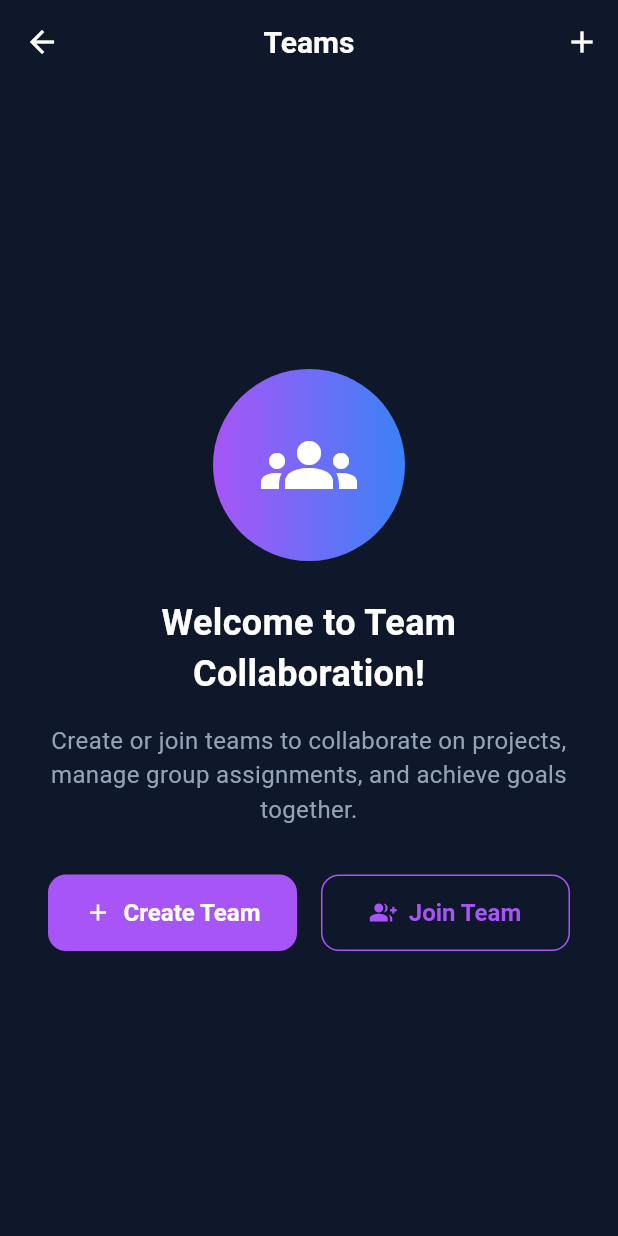
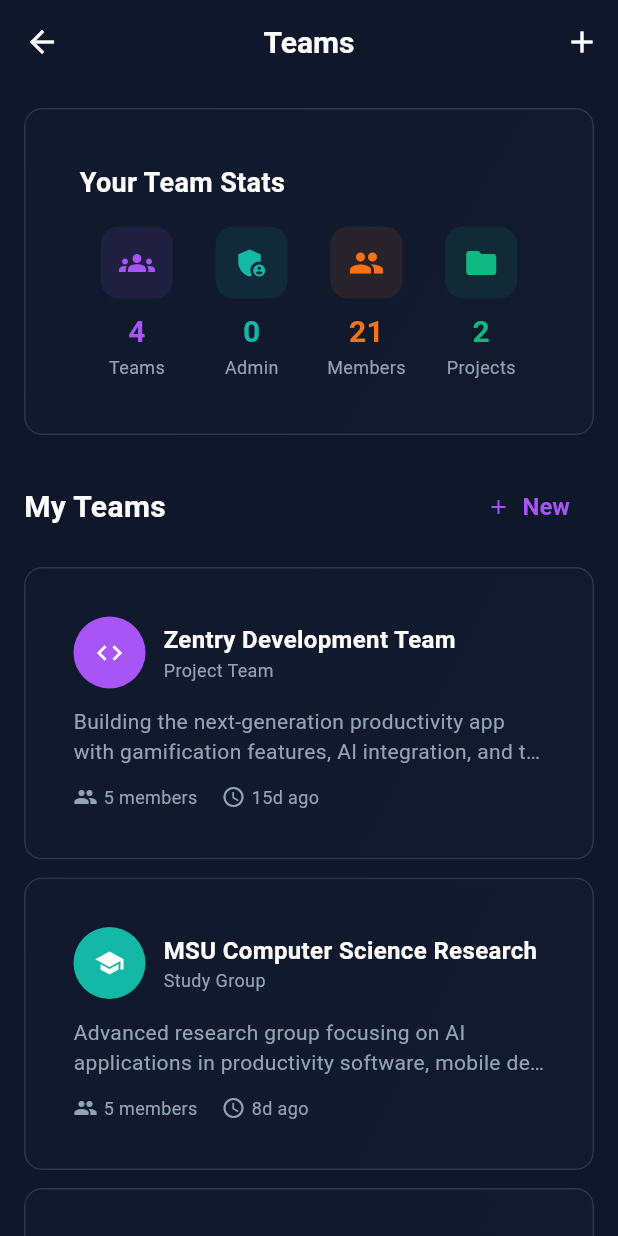
Before and after one commit to lucifron28/zentry_mobile, a Flutter app: the screen it shows after launch, scrolled down 576 dp, after a tap on "My Teams", on a phone screen of 412 x 824 dp. Run offline on Flutter 3.47's test engine with Material 3 defaults, Android fonts, the phone set to English and light mode, and no system bars; our stand-ins replace flutter_dotenv, flutter_staggered_animations, shared_preferences; accounts and stored records are empty; network calls fail.

Commit message:
bug fixes

```diff
--- a/lib/main.dart
+++ b/lib/main.dart
@@ -105,6 +105,7 @@ class _AppInitializerState extends State<AppInitializer> {
     WidgetsBinding.instance.addPostFrameCallback((_) async {
       await Future.wait([
         context.read<AchievementProvider>().init(),
+        context.read<TeamProvider>().loadTeams(), // Load demo teams
         // Skip other providers for now since they don't have init() methods
         // context.read<TaskProvider>().init(),
         // context.read<ProjectProvider>().init(),
--- a/lib/providers/team_provider.dart
+++ b/lib/providers/team_provider.dart
@@ -17,8 +17,7 @@ class TeamProvider extends ChangeNotifier {
   bool get isLoading => _isLoading;
   String? get error => _error;
 
-  List<Team> get myTeams => _teams.where((team) =>
-      team.isMember('current_user_id')).toList(); // TODO: Replace with actual user ID
+  List<Team> get myTeams => _teams; // Show all teams for demo purposes
 
   List<Team> get adminTeams => _teams.where((team) =>
       team.isAdmin('current_user_id')).toList(); // TODO: Replace with actual user ID
--- a/lib/services/team_service.dart
+++ b/lib/services/team_service.dart
@@ -321,67 +321,224 @@ class TeamService {
 
   Future<List<Team>> _createSampleTeams(String userId) async {
     final sampleTeams = [
+      // Team 1: Development Team
       Team(
-        id: 'team_sample_1',
-        name: 'Mobile App Project',
-        description: 'Developing a productivity app for students',
+        id: 'team_zentry_dev',
+        name: 'Zentry Development Team',
+        description: 'Building the next-generation productivity app with gamification features, AI integration, and team collaboration tools.',
         createdBy: userId,
-        createdAt: DateTime.now().subtract(const Duration(days: 7)),
+        createdAt: DateTime.now().subtract(const Duration(days: 15)),
         members: [
           TeamMember(
             userId: userId,
-            name: 'You',
-            email: 'you@example.com',
+            name: 'Ron Vincent Cada',
+            email: 'ron.cada@zentry.app',
             role: TeamRole.admin,
+            status: MemberStatus.active,
+            joinedAt: DateTime.now().subtract(const Duration(days: 15)),
+          ),
+          TeamMember(
+            userId: 'user_sarah_dev',
+            name: 'Sarah Mitchell',
+            email: 'sarah.mitchell@zentry.app',
+            role: TeamRole.manager,
+            status: MemberStatus.active,
+            joinedAt: DateTime.now().subtract(const Duration(days: 12)),
+          ),
+          TeamMember(
+            userId: 'user_alex_ui',
+            name: 'Alex Chen',
+            email: 'alex.chen@zentry.app',
+            role: TeamRole.member,
+            status: MemberStatus.active,
+            joinedAt: DateTime.now().subtract(const Duration(days: 10)),
+          ),
+          TeamMember(
+            userId: 'user_maria_qa',
+            name: 'Maria Rodriguez',
+            email: 'maria.rodriguez@zentry.app',
+            role: TeamRole.member,
+            status: MemberStatus.active,
+            joinedAt: DateTime.now().subtract(const Duration(days: 8)),
+          ),
+          TeamMember(
+            userId: 'user_james_backend',
+            name: 'James Thompson',
+            email: 'james.thompson@zentry.app',
+            role: TeamRole.member,
+            status: MemberStatus.active,
+            joinedAt: DateTime.now().subtract(const Duration(days: 7)),
+          ),
+        ],
+        type: TeamType.project,
+        inviteCode: 'ZENTRY2024',
+      ),
+
+      // Team 2: Academic Team
+      Team(
+        id: 'team_msu_cs',
+        name: 'MSU Computer Science Research',
+        description: 'Advanced research group focusing on AI applications in productivity software, mobile development, and user experience design.',
+        createdBy: 'user_prof_garcia',
+        createdAt: DateTime.now().subtract(const Duration(days: 8)),
+        members: [
+          TeamMember(
+            userId: userId,
+            name: 'Ron Vincent Cada',
+            email: 'r.cada@student.msu.edu',
+            role: TeamRole.member,
+            status: MemberStatus.active,
+            joinedAt: DateTime.now().subtract(const Duration(days: 6)),
+          ),
+          TeamMember(
+            userId: 'user_prof_garcia',
+            name: 'Prof. Dr. Elena Garcia',
+            email: 'e.garcia@msu.edu',
+            role: TeamRole.admin,
+            status: MemberStatus.active,
+            joinedAt: DateTime.now().subtract(const Duration(days: 8)),
+          ),
+          TeamMember(
+            userId: 'user_emily_phd',
+            name: 'Emily Watson',
+            email: 'e.watson@student.msu.edu',
+            role: TeamRole.manager,
             status: MemberStatus.active,
             joinedAt: DateTime.now().subtract(const Duration(days: 7)),
           ),
           TeamMember(
-            userId: 'user_alice',
-            name: 'Alice Johnson',
-            email: 'alice@example.com',
-            role: TeamRole.manager,
+            userId: 'user_david_research',
+            name: 'David Kim',
+            email: 'd.kim@student.msu.edu',
+            role: TeamRole.member,
             status: MemberStatus.active,
             joinedAt: DateTime.now().subtract(const Duration(days: 5)),
           ),
           TeamMember(
-            userId: 'user_bob',
-            name: 'Bob Smith',
-            email: 'bob@example.com',
+            userId: 'user_lisa_intern',
+            name: 'Lisa Zhang',
+            email: 'l.zhang@student.msu.edu',
             role: TeamRole.member,
             status: MemberStatus.active,
             joinedAt: DateTime.now().subtract(const Duration(days: 3)),
           ),
         ],
-        type: TeamType.project,
-        inviteCode: 'PROJ2024',
+        type: TeamType.study,
+        inviteCode: 'MSUCSR24',
       ),
+
+      // Team 3: Startup Team
       Team(
-        id: 'team_sample_2',
-        name: 'CS Study Group',
-        description: 'Preparing for final exams together',
-        createdBy: 'user_alice',
-        createdAt: DateTime.now().subtract(const Duration(days: 3)),
+        id: 'team_techstars',
+        name: 'TechStars Accelerator Cohort',
+        description: 'Innovative startup teams building cutting-edge productivity solutions. Focus on rapid development, user acquisition, and market validation.',
+        createdBy: 'user_mentor_john',
+        createdAt: DateTime.now().subtract(const Duration(days: 12)),
         members: [
           TeamMember(
             userId: userId,
-            name: 'You',
-            email: 'you@example.com',
+            name: 'Ron Vincent Cada',
+            email: 'ron@zentrystartup.com',
+            role: TeamRole.member,
+            status: MemberStatus.active,
+            joinedAt: DateTime.now().subtract(const Duration(days: 10)),
+          ),
+          TeamMember(
+            userId: 'user_mentor_john',
+            name: 'John Anderson',
+            email: 'j.anderson@techstars.com',
+            role: TeamRole.admin,
+            status: MemberStatus.active,
+            joinedAt: DateTime.now().subtract(const Duration(days: 12)),
+          ),
+          TeamMember(
+            userId: 'user_sophie_founder',
+            name: 'Sophie Williams',
+            email: 'sophie@productivehub.co',
+            role: TeamRole.manager,
+            status: MemberStatus.active,
+            joinedAt: DateTime.now().subtract(const Duration(days: 11)),
+          ),
+          TeamMember(
+            userId: 'user_marcus_tech',
+            name: 'Marcus Johnson',
+            email: 'marcus@smarttask.io',
+            role: TeamRole.member,
+            status: MemberStatus.active,
+            joinedAt: DateTime.now().subtract(const Duration(days: 9)),
+          ),
+          TeamMember(
+            userId: 'user_anna_design',
+            name: 'Anna Petrov',
+            email: 'anna@focusflow.app',
+            role: TeamRole.member,
+            status: MemberStatus.active,
+            joinedAt: DateTime.now().subtract(const Duration(days: 8)),
+          ),
+          TeamMember(
+            userId: 'user_carlos_marketing',
+            name: 'Carlos Mendez',
+            email: 'carlos@growthhack.co',
+            role: TeamRole.member,
+            status: MemberStatus.active,
+            joinedAt: DateTime.now().subtract(const Duration(days: 6)),
+          ),
+        ],
+        type: TeamType.work,
+        inviteCode: 'TECHSTAR24',
+      ),
+
+      // Team 4: Open Source Team
+      Team(
+        id: 'team_opensource',
+        name: 'Flutter Open Source Contributors',
+        description: 'Contributing to Flutter ecosystem with productivity apps, UI components, and developer tools. Building the future of mobile development.',
+        createdBy: 'user_flutter_lead',
+        createdAt: DateTime.now().subtract(const Duration(days: 5)),
+        members: [
+          TeamMember(
+            userId: userId,
+            name: 'Ron Vincent Cada',
+            email: 'ron.cada@flutter-contrib.org',
+            role: TeamRole.member,
+            status: MemberStatus.active,
+            joinedAt: DateTime.now().subtract(const Duration(days: 4)),
+          ),
+          TeamMember(
+            userId: 'user_flutter_lead',
+            name: 'Maya Patel',
+            email: 'maya@flutter-contrib.org',
+            role: TeamRole.admin,
+            status: MemberStatus.active,
+            joinedAt: DateTime.now().subtract(const Duration(days: 5)),
+          ),
+          TeamMember(
+            userId: 'user_flutter_senior',
+            name: 'Thomas Mueller',
+            email: 'thomas@flutter-contrib.org',
+            role: TeamRole.manager,
+            status: MemberStatus.active,
+            joinedAt: DateTime.now().subtract(const Duration(days: 4)),
+          ),
+          TeamMember(
+            userId: 'user_flutter_dev1',
+            name: 'Priya Sharma',
+            email: 'priya@flutter-contrib.org',
+            role: TeamRole.member,
+            status: MemberStatus.active,
+            joinedAt: DateTime.now().subtract(const Duration(days: 3)),
+          ),
+          TeamMember(
+            userId: 'user_flutter_dev2',
+            name: 'Ahmed Hassan',
+            email: 'ahmed@flutter-contrib.org',
             role: TeamRole.member,
             status: MemberStatus.active,
             joinedAt: DateTime.now().subtract(const Duration(days: 2)),
           ),
-          TeamMember(
-            userId: 'user_alice',
-            name: 'Alice Johnson',
-            email: 'alice@example.com',
-            role: TeamRole.admin,
-            status: MemberStatus.active,
-            joinedAt: DateTime.now().subtract(const Duration(days: 3)),
-          ),
         ],
-        type: TeamType.study,
-        inviteCode: 'STUDY24',
+        type: TeamType.project,
+        inviteCode: 'FLUTTER24',
       ),
     ];
 
```
